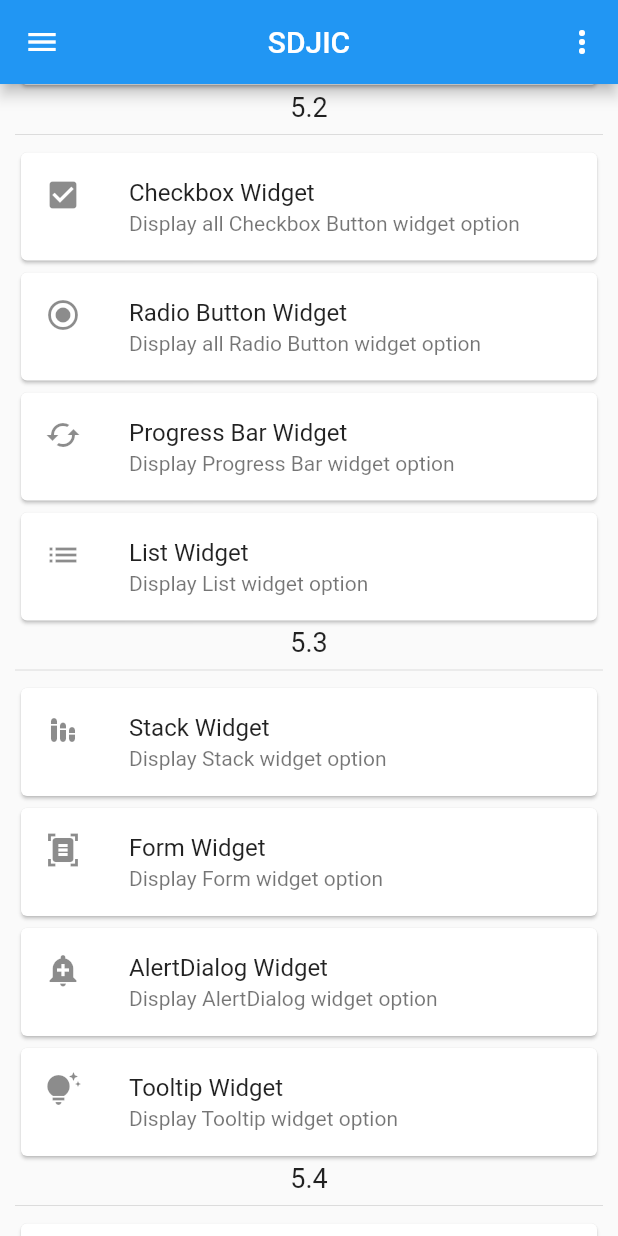
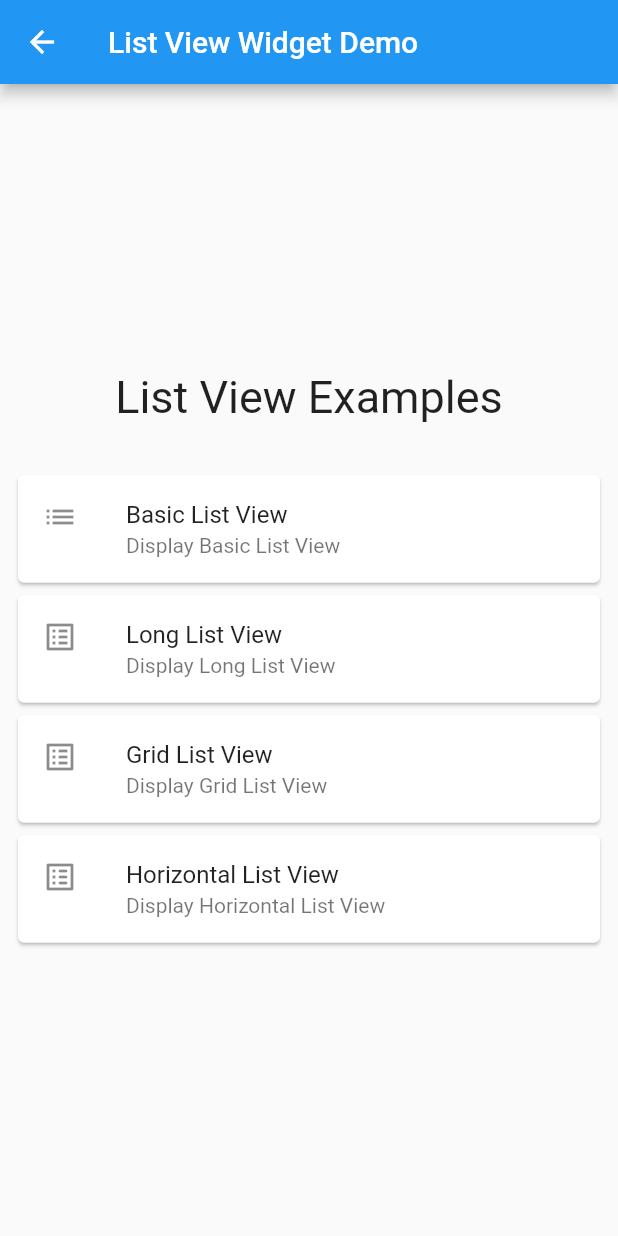
Before and after one commit to NehalPatel/sdjic_flutter, a Flutter app: the screen it shows after launch, scrolled down 576 dp, after a tap on "List Widget", on a phone screen of 412 x 824 dp. Run offline on Flutter 3.47's test engine with Material 2 defaults, Android fonts, the phone set to English and light mode, and no system bars; our stand-ins replace flutter_swiper_null_safety, google_fonts.

Commit message:
all list view added

```diff
--- /dev/null
+++ b/lib/Screens/Section2/listview_page.dart
@@ -0,0 +1,72 @@
+import 'package:flutter/material.dart';
+
+class ListViewPage extends StatelessWidget {
+  const ListViewPage({Key? key}) : super(key: key);
+
+  @override
+  Widget build(BuildContext context) {
+    return Scaffold(
+      appBar: AppBar(
+        title: Text("List View Widget Demo"),
+      ),
+      body: Padding(
+        padding: const EdgeInsets.all(8.0),
+        child: Column(
+          mainAxisAlignment: MainAxisAlignment.center,
+          children: [
+            Text("List View Examples", style: TextStyle(fontSize: 30),),
+            SizedBox(height: 30,),
+            GestureDetector(
+              onTap: () {
+                Navigator.pushNamed(context, "/s2/listview/basic");
+              },
+              child: Card(
+                child: ListTile(
+                  leading: Icon(Icons.list),
+                  title: Text("Basic List View"),
+                  subtitle: Text("Display Basic List View"),
+                ),
+              ),
+            ),
+            GestureDetector(
+              onTap: () {
+                Navigator.pushNamed(context, "/s2/listview/long");
+              },
+              child: Card(
+                child: ListTile(
+                  leading: Icon(Icons.list_alt),
+                  title: Text("Long List View"),
+                  subtitle: Text("Display Long List View"),
+                ),
+              ),
+            ),
+            GestureDetector(
+              onTap: () {
+                Navigator.pushNamed(context, "/s2/listview/grid");
+              },
+              child: Card(
+                child: ListTile(
+                  leading: Icon(Icons.list_alt_outlined),
+                  title: Text("Grid List View"),
+                  subtitle: Text("Display Grid List View"),
+                ),
+              ),
+            ),
+            GestureDetector(
+              onTap: () {
+                Navigator.pushNamed(context, "/s2/listview/horizontal");
+              },
+              child: Card(
+                child: ListTile(
+                  leading: Icon(Icons.list_alt_rounded),
+                  title: Text("Horizontal List View"),
+                  subtitle: Text("Display Horizontal List View"),
+                ),
+              ),
+            ),
+          ],
+        ),
+      )
+    );
+  }
+}
--- a/lib/Screens/home_page.dart
+++ b/lib/Screens/home_page.dart
@@ -145,7 +145,7 @@ class HomePage extends StatelessWidget {
                     ),
                     GestureDetector(
                       onTap: () {
-                        print('clicked');
+                        Navigator.pushNamed(context, "/s2/listview");
                       },
                       child: Card(
                         child: ListTile(
--- a/lib/main.dart
+++ b/lib/main.dart
@@ -4,7 +4,12 @@ import 'package:sdjic_flutter/Screens/Section1/imageslider_page.dart';
 import 'package:sdjic_flutter/Screens/Section1/slider_page.dart';
 import 'package:sdjic_flutter/Screens/Section1/text_page.dart';
 import 'package:sdjic_flutter/Screens/Section1/textfield_page.dart';
+import 'package:sdjic_flutter/Screens/Section2/basic_listview_page.dart';
 import 'package:sdjic_flutter/Screens/Section2/checkbox_page.dart';
+import 'package:sdjic_flutter/Screens/Section2/grid_listview_page.dart';
+import 'package:sdjic_flutter/Screens/Section2/horizontal_listview_page.dart';
+import 'package:sdjic_flutter/Screens/Section2/listview_page.dart';
+import 'package:sdjic_flutter/Screens/Section2/long_listview_page.dart';
 import 'package:sdjic_flutter/Screens/Section2/progressbar_page.dart';
 import 'package:sdjic_flutter/Screens/Section2/radiobutton_page.dart';
 import 'package:sdjic_flutter/Screens/home_page.dart';
@@ -34,6 +39,11 @@ class MyApp extends StatelessWidget {
         '/s2/checkbox' : (context) => CheckboxPage(),
         '/s2/radio' : (context) => RadioButtonPage(),
         '/s2/progress' : (context) => ProgressBarPage(),
+        '/s2/listview' : (context) => ListViewPage(),
+        '/s2/listview/basic' : (context) => BasicListViewPage(),
+        '/s2/listview/long' : (context) => LongListViewPage(),
+        '/s2/listview/grid' : (context) => GridListViewPage(),
+        '/s2/listview/horizontal' : (context) => HorizontalListViewPage(),
       },
       initialRoute: "/",
     );
```
Also changed, not shown: lib/Screens/Section2/basic_listview_page.dart (added, +38 -0 lines), lib/Screens/Section2/grid_listview_page.dart (added, +54 -0 lines), lib/Screens/Section2/horizontal_listview_page.dart (added, +60 -0 lines), lib/Screens/Section2/long_listview_page.dart (added, +24 -0 lines).
